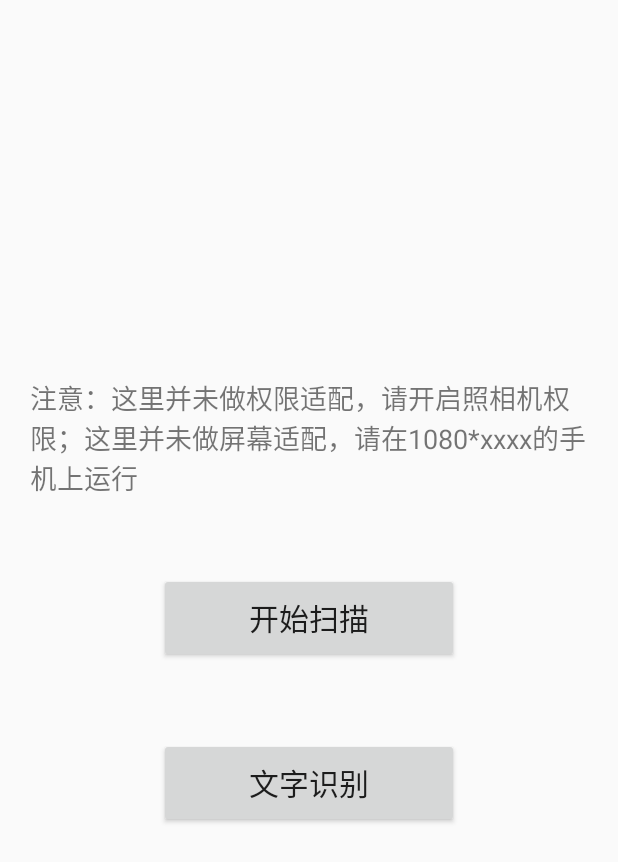
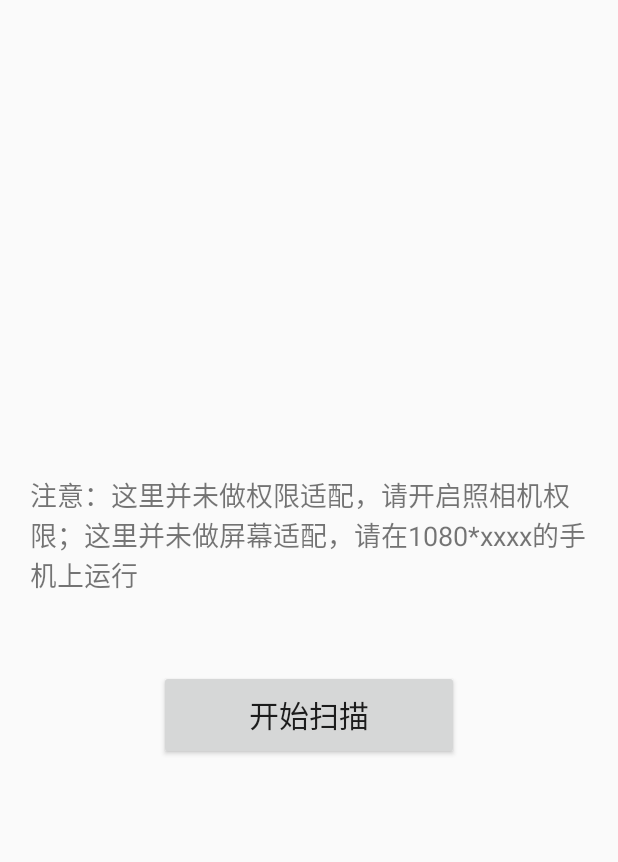
Before and after one commit to shouzhong/Scanner, an Android app: the screen it shows after launch (MainActivity), on a phone screen of 412 x 824 dp. Shown: the top 862 px of the screen. Run offline under Robolectric (Android 15) with nearby library versions, the phone set to English and light mode, and no system bars.

Commit message:
2019-11-01

```diff
--- a/app/src/main/res/layout/activity_main.xml
+++ b/app/src/main/res/layout/activity_main.xml
@@ -30,11 +30,11 @@
         android:textSize="20sp"
         android:text="文字识别"
         android:onClick="onClickBtn2"
-        android:visibility="visible"/>
+        android:visibility="gone"/>
 
     <TextView
         android:id="@+id/tv"
         android:layout_width="wrap_content"
         android:layout_height="wrap_content"
-        android:visibility="visible"/>
+        android:visibility="gone"/>
 </LinearLayout>
```
